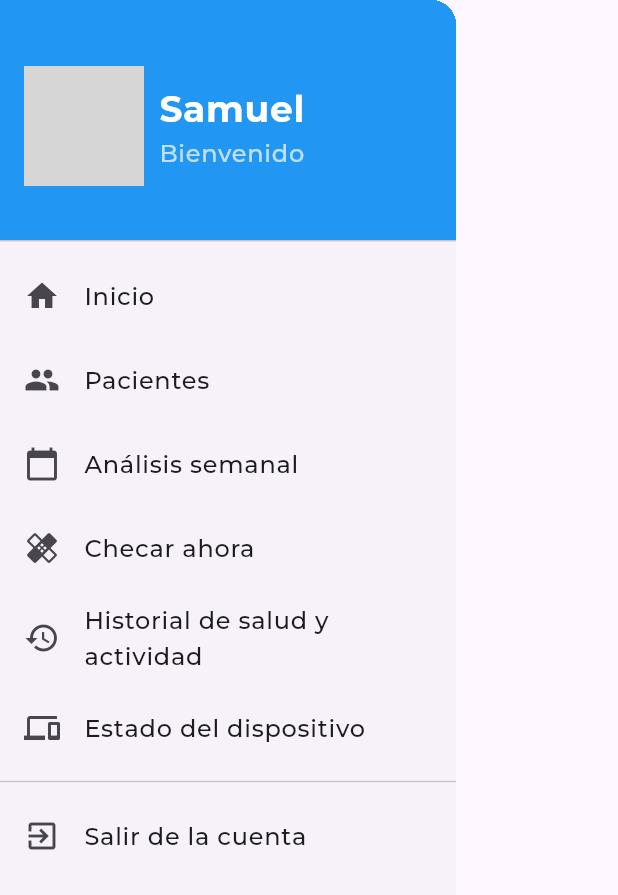
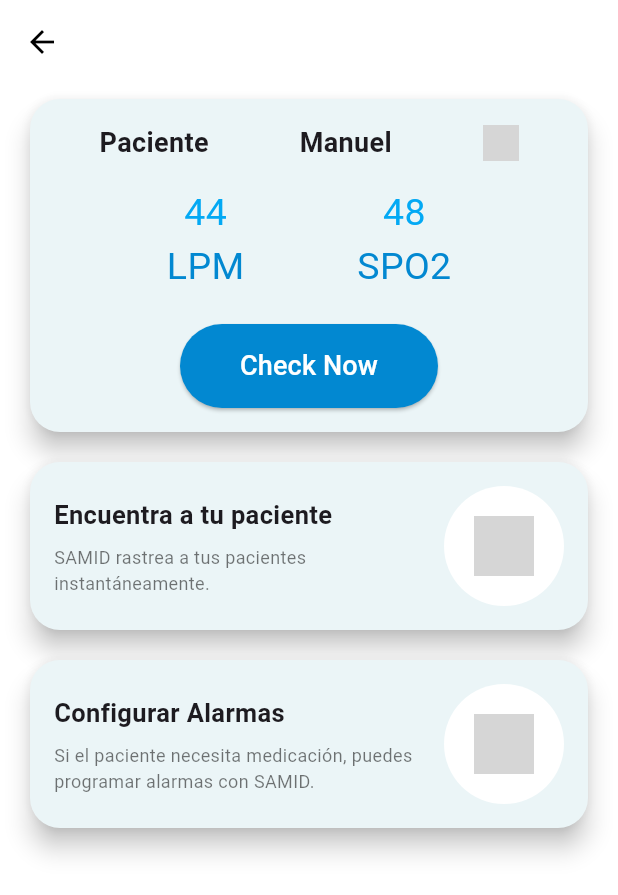
Before and after one commit to EliasRamiroMolinaSerrano/SAMID_Multiplatform, a Flutter app: the CustomDrawer widget shown alone on an empty page, opened directly, after a tap on "Checar ahora", on a phone screen of 412 x 824 dp. Shown: the top 895 px of the screen. Run offline on Flutter 3.47's test engine with Material 3 defaults, Android fonts, the phone set to English and light mode, and no system bars; our stand-ins replace device_preview; project files that could hold a hidden picture were left out; grey boxes are pictures that could not be loaded.

Commit message:
Activity history was andd apart from the menu, check now and some images

```diff
--- /dev/null
+++ b/lib/screens/CheckNow.dart
@@ -0,0 +1,211 @@
+import 'package:flutter/material.dart';
+
+class CheckNow extends StatelessWidget {
+  @override
+  Widget build(BuildContext context) {
+    return Scaffold(
+      backgroundColor: Colors.white,
+      appBar: AppBar(
+        leading: IconButton(
+          icon: Icon(Icons.arrow_back, color: Colors.black),
+          onPressed: () => Navigator.of(context).pop(),
+        ),
+        backgroundColor: Colors.transparent,
+        elevation: 0,
+      ),
+      body: SingleChildScrollView(
+        child: Column(
+          mainAxisAlignment: MainAxisAlignment.center,
+          children: [
+            // First Card
+            Card(
+              shape: RoundedRectangleBorder(
+                borderRadius: BorderRadius.circular(20),
+              ),
+              elevation: 7,
+              margin: EdgeInsets.symmetric(horizontal: 20, vertical: 10),
+              color: Color(0xFFEBF5F7), // Primary_Light
+              child: Padding(
+                padding: const EdgeInsets.all(16.0),
+                child: Column(
+                  children: [
+                    Row(
+                      mainAxisAlignment: MainAxisAlignment.spaceAround,
+                      children: [
+                        Text(
+                          'Paciente',
+                          style: TextStyle(
+                            fontSize: 18,
+                            fontWeight: FontWeight.w600,
+                          ),
+                        ),
+                        Text(
+                          'Manuel',
+                          style: TextStyle(
+                            fontSize: 18,
+                            fontWeight: FontWeight.w600,
+                          ),
+                        ),
+                        Image.asset(
+                          'images/switch_ic.png', // Adjust image path
+                          height: 24,
+                        ),
+                      ],
+                    ),
+                    SizedBox(height: 16),
+                    Row(
+                      mainAxisAlignment: MainAxisAlignment.spaceEvenly,
+                      children: [
+                        Column(
+                          children: [
+                            Text(
+                              '44',
+                              style: TextStyle(
+                                fontSize: 25,
+                                fontWeight: FontWeight.w400,
+                                color: Color(0xFF03A9F4), // Primary_Normal
+                              ),
+                            ),
+                            Text(
+                              'LPM',
+                              style: TextStyle(
+                                fontSize: 25,
+                                fontWeight: FontWeight.w400,
+                                color: Color(0xFF0288D1), // Secondary_Darker
+                              ),
+                            ),
+                          ],
+                        ),
+                        Column(
+                          children: [
+                            Text(
+                              '48',
+                              style: TextStyle(
+                                fontSize: 25,
+                                fontWeight: FontWeight.w400,
+                                color: Color(0xFF03A9F4),
+                              ),
+                            ),
+                            Text(
+                              'SPO2',
+                              style: TextStyle(
+                                fontSize: 25,
+                                fontWeight: FontWeight.w400,
+                                color: Color(0xFF0288D1),
+                              ),
+                            ),
+                          ],
+                        ),
+                      ],
+                    ),
+                    SizedBox(height: 20),
+                    ElevatedButton(
+                      onPressed: () {
+                        // Navigate to WebsocketImplementation or trigger action
+                        Navigator.pushNamed(context, '/websocket');
+                      },
+                      style: ElevatedButton.styleFrom(
+                        backgroundColor: Color(0xFF0288D1),
+                        shape: RoundedRectangleBorder(
+                          borderRadius: BorderRadius.circular(30),
+                        ),
+                        padding: EdgeInsets.symmetric(
+                          horizontal: 40,
+                          vertical: 15,
+                        ),
+                      ),
+                      child: Text(
+                        'Check Now',
+                        style: TextStyle(fontSize: 18, color: Colors.white),
+                      ),
+                    ),
+                  ],
+                ),
+              ),
+            ),
+
+            // Second Card
+            _buildCard(
+              context,
+              title: 'Encuentra a tu paciente',
+              description: 'SAMID rastrea a tus pacientes instantáneamente.',
+              icon: 'images/location_pin_svgrepo_com.png', // Adjust path
+              onTap: () {
+                Navigator.pushNamed(context, '/map'); // MapActivity
+              },
+            ),
+
+            // Third Card
+            _buildCard(
+              context,
+              title: 'Configurar Alarmas',
+              description:
+              'Si el paciente necesita medicación, puedes programar alarmas con SAMID.',
+              icon: 'images/clock.png', // Adjust path
+              onTap: () {
+                Navigator.pushNamed(context, '/alarms'); // AlarmActivity
+              },
+            ),
+          ],
+        ),
+      ),
+    );
+  }
+
+  Widget _buildCard(
+      BuildContext context, {
+        required String title,
+        required String description,
+        required String icon,
+        required VoidCallback onTap,
+      }) {
+    return GestureDetector(
+      onTap: onTap,
+      child: Card(
+        shape: RoundedRectangleBorder(
+          borderRadius: BorderRadius.circular(20),
+        ),
+        elevation: 7,
+        margin: EdgeInsets.symmetric(horizontal: 20, vertical: 10),
+        color: Color(0xFFEBF5F7),
+        child: Padding(
+          padding: const EdgeInsets.all(16.0),
+          child: Row(
+            children: [
+              Expanded(
+                child: Column(
+                  crossAxisAlignment: CrossAxisAlignment.start,
+                  children: [
+                    Text(
+                      title,
+                      style: TextStyle(
+                        fontSize: 17,
+                        fontWeight: FontWeight.w700,
+                      ),
+                    ),
+                    SizedBox(height: 8),
+                    Text(
+                      description,
+                      style: TextStyle(
+                        fontSize: 12,
+                        color: Colors.black54,
+                      ),
+                    ),
+                  ],
+                ),
+              ),
+              CircleAvatar(
+                radius: 40,
+                backgroundColor: Colors.white,
+                child: Image.asset(
+                  icon,
+                  height: 40,
+                ),
+              ),
+            ],
+          ),
+        ),
+      ),
+    );
+  }
+}
--- a/lib/screens/HomeActivity.dart
+++ b/lib/screens/HomeActivity.dart
@@ -3,6 +3,9 @@
 import 'package:samid_multiplatform/screens/PatientsView.dart';
 import 'package:samid_multiplatform/screens/ActivityDeviceStats.dart';
 import 'package:samid_multiplatform/screens/menu.dart'; // Importamos el menú desde el archivo 'menu.dart'
+import 'package:samid_multiplatform/screens/CheckNow.dart'; // Importamos el menú desde el archivo 'menu.dart'
+
+
 
 class HomeActivity extends StatefulWidget {
   @override
@@ -210,6 +213,7 @@
       '/home': (context) => HomeActivity(),
       '/PatientsView': (context) => PatientsView(),
       '/ActivityDeviceStats': (context) => ActivityDeviceStats(),
+      '/CheckNow': (context) => CheckNow(),
       // Otras rutas
     },
   ));
--- a/lib/screens/menu.dart
+++ b/lib/screens/menu.dart
@@ -2,6 +2,10 @@
 import 'package:samid_multiplatform/screens/PatientsView.dart';
 import 'package:samid_multiplatform/screens/ActivityDeviceStats.dart'; // Asegúrate de tener la ruta correcta
 import 'package:samid_multiplatform/constants/colors.dart';
+import 'package:samid_multiplatform/screens/CheckNow.dart';
+import 'package:samid_multiplatform/screens/ActivityHistory.dart';
+
+
 
 class CustomDrawer extends StatelessWidget {
   final Function(String) navigateTo;
@@ -75,12 +79,24 @@
           ListTile(
             leading: Icon(Icons.healing),
             title: Text('Checar ahora', style: TextStyle(fontFamily: 'Montserrat')),
-            onTap: () => navigateTo('/check_now'),
+            onTap: () {
+              Navigator.of(context).push(
+                MaterialPageRoute(
+                  builder: (context) => CheckNow(), // Redirige a PatientsView
+                ),
+              );
+            },
           ),
           ListTile(
             leading: Icon(Icons.history),
             title: Text('Historial de salud y actividad', style: TextStyle(fontFamily: 'Montserrat')),
-            onTap: () => navigateTo('/history'),
+            onTap: () {
+              Navigator.of(context).push(
+                MaterialPageRoute(
+                  builder: (context) => ActivityHistory(), // Redirige a PatientsView
+                ),
+              );
+            },
           ),
           ListTile(
             leading: Icon(Icons.devices),
```
Also changed, not shown: lib/screens/ActivityHistory.dart (added, +163 -0 lines), assets/images/clock.png (added), assets/images/location_pin_svgrepo_com.png (added), assets/images/switch_ic.png (added).
